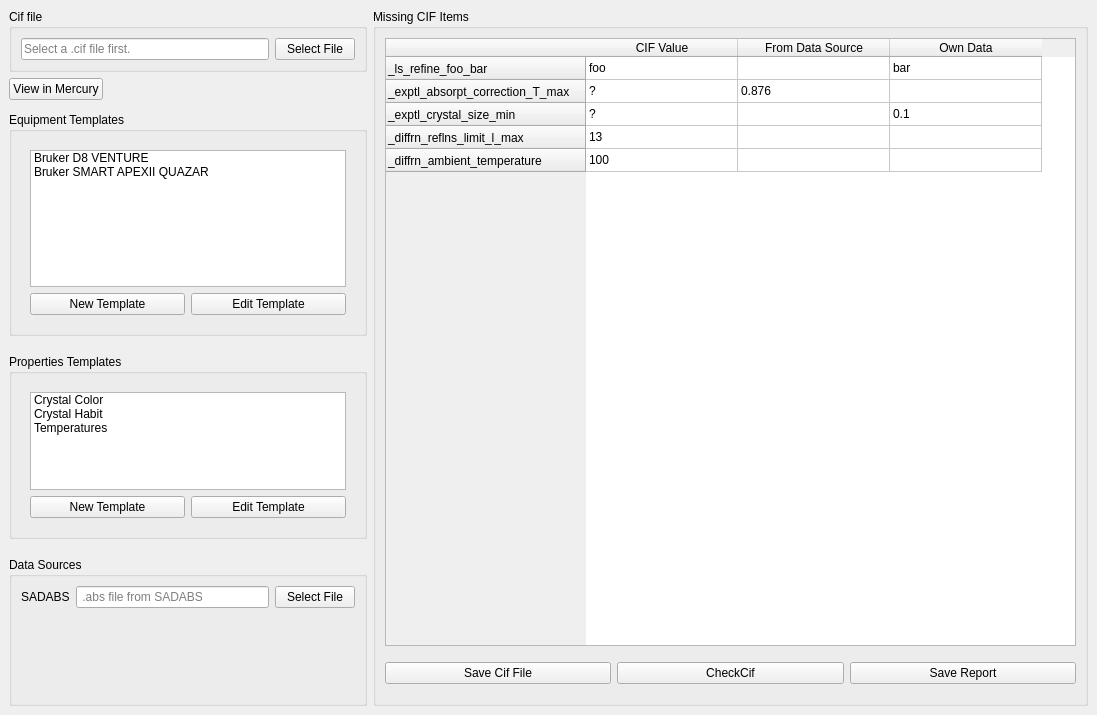
Old version of the form gui/finalcif_gui.ui in the repository dkratzert/FinalCif.
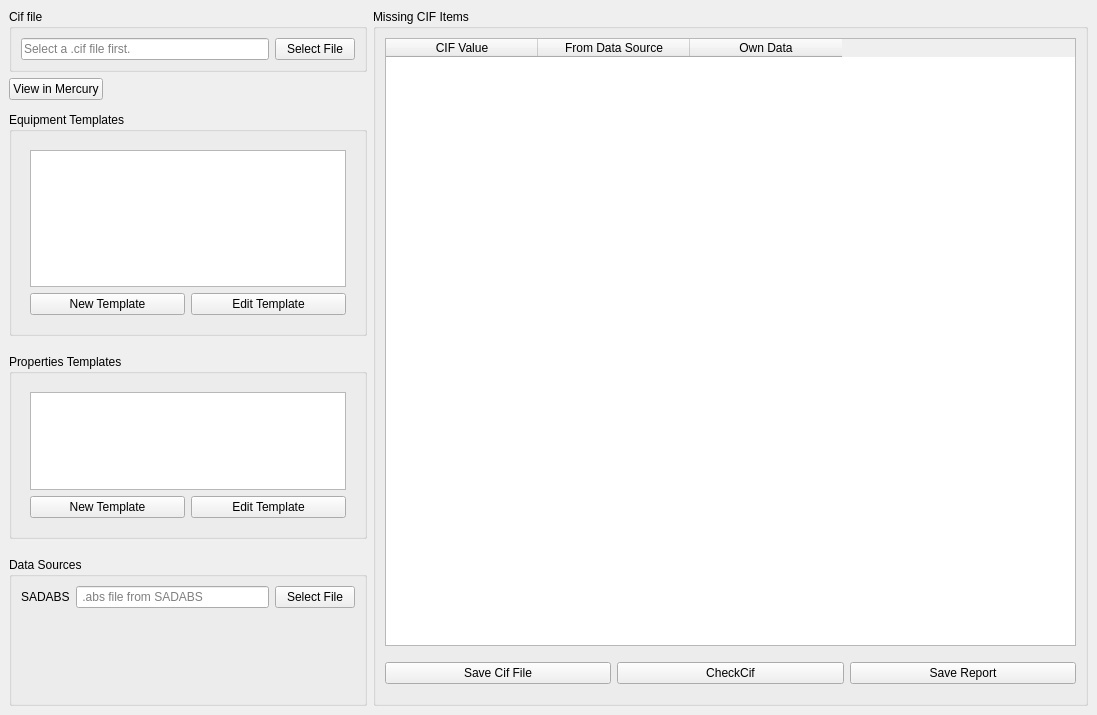
New version of the form.

Commit message: starting add new templates

What changed in the file:
```diff
--- a/gui/finalcif_gui.ui
+++ b/gui/finalcif_gui.ui
@@ -192,31 +192,6 @@
          <attribute name="verticalHeaderMinimumSectionSize">
           <number>19</number>
          </attribute>
-         <row>
-          <property name="text">
-           <string>_ls_refine_foo_bar</string>
-          </property>
-         </row>
-         <row>
-          <property name="text">
-           <string>_exptl_absorpt_correction_T_max</string>
-          </property>
-         </row>
-         <row>
-          <property name="text">
-           <string>_exptl_crystal_size_min</string>
-          </property>
-         </row>
-         <row>
-          <property name="text">
-           <string>_diffrn_reflns_limit_l_max</string>
-          </property>
-         </row>
-         <row>
-          <property name="text">
-           <string>_diffrn_ambient_temperature</string>
-          </property>
-         </row>
          <column>
           <property name="text">
            <string>CIF Value</string>
@@ -232,46 +207,6 @@
            <string>Own Data</string>
           </property>
          </column>
-         <item row="0" column="0">
-          <property name="text">
-           <string>foo</string>
-          </property>
-         </item>
-         <item row="0" column="2">
-          <property name="text">
-           <string>bar</string>
-          </property>
-         </item>
-         <item row="1" column="0">
-          <property name="text">
-           <string>?</string>
-          </property>
-         </item>
-         <item row="1" column="1">
-          <property name="text">
-           <string>0.876</string>
-          </property>
-         </item>
-         <item row="2" column="0">
-          <property name="text">
-           <string>?</string>
-          </property>
-         </item>
-         <item row="2" column="2">
-          <property name="text">
-           <string>0.1</string>
-          </property>
-         </item>
-         <item row="3" column="0">
-          <property name="text">
-           <string>13</string>
-          </property>
-         </item>
-         <item row="4" column="0">
-          <property name="text">
-           <string>100</string>
-          </property>
-         </item>
         </widget>
        </item>
        <item row="2" column="0">
@@ -347,16 +282,6 @@
              <property name="selectionBehavior">
               <enum>QAbstractItemView::SelectRows</enum>
              </property>
-             <item>
-              <property name="text">
-               <string>Bruker D8 VENTURE</string>
-              </property>
-             </item>
-             <item>
-              <property name="text">
-               <string>Bruker SMART APEXII QUAZAR</string>
-              </property>
-             </item>
             </widget>
            </item>
           </layout>
@@ -482,21 +407,6 @@
              <property name="selectionBehavior">
               <enum>QAbstractItemView::SelectRows</enum>
              </property>
-             <item>
-              <property name="text">
-               <string>Crystal Color</string>
-              </property>
-             </item>
-             <item>
-              <property name="text">
-               <string>Crystal Habit</string>
-              </property>
-             </item>
-             <item>
-              <property name="text">
-               <string>Temperatures</string>
-              </property>
-             </item>
             </widget>
            </item>
            <item row="1" column="1">
```
Left out of the diff: 3 changed lines with no effect on the pictures. The commit also changes 2 other files.
